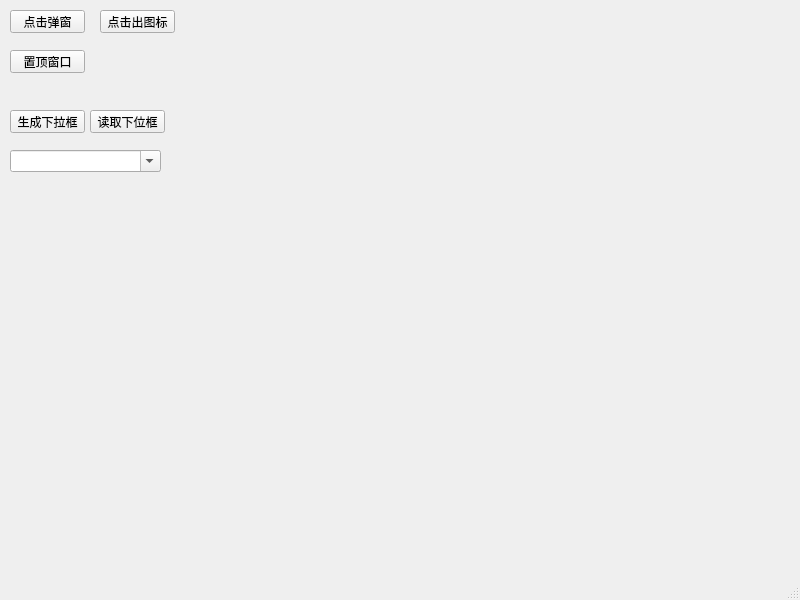
Above: mainWindow/mainwindow.ui from cststudio/QtDemo before the change. Below: the same form after it.
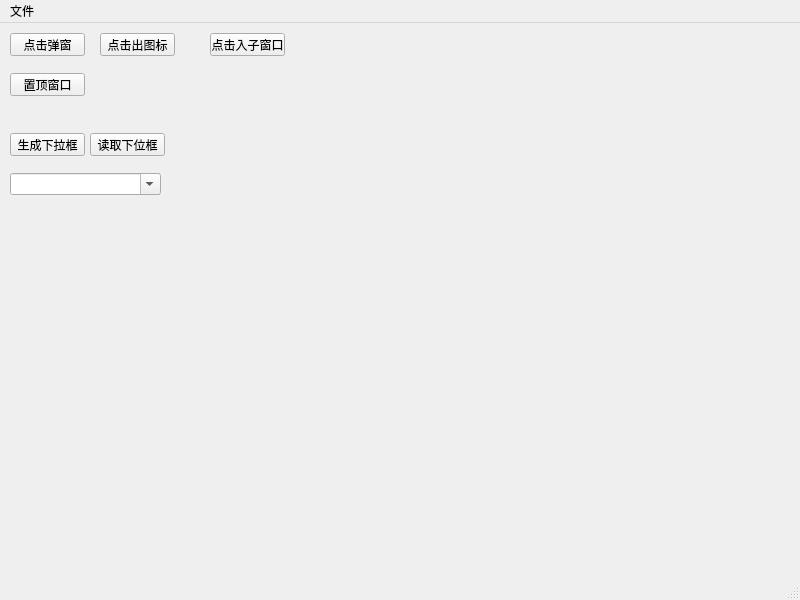
That is the form after the change.

Commit message:
添加子窗口的测试，信号及槽。主、子窗口隐藏与显示，信号函数参数传递。
添加底部状态栏功能。临时信息、调试信息、日期、版权、退出图标。

Patch:
```diff
--- a/mainWindow/mainwindow.ui
+++ b/mainWindow/mainwindow.ui
@@ -92,6 +92,19 @@
      <string>读取下位框</string>
     </property>
    </widget>
+   <widget class="QPushButton" name="pushButton_6">
+    <property name="geometry">
+     <rect>
+      <x>210</x>
+      <y>10</y>
+      <width>75</width>
+      <height>23</height>
+     </rect>
+    </property>
+    <property name="text">
+     <string>点击入子窗口</string>
+    </property>
+   </widget>
   </widget>
   <widget class="QMenuBar" name="menubar">
    <property name="geometry">
@@ -102,6 +115,13 @@
      <height>22</height>
     </rect>
    </property>
+   <widget class="QMenu" name="menu">
+    <property name="title">
+     <string>文件</string>
+    </property>
+    <addaction name="actionopen"/>
+   </widget>
+   <addaction name="menu"/>
   </widget>
   <widget class="QStatusBar" name="statusbar"/>
  </widget>
```
Left out of the diff: 5 changed lines with no effect on the pictures. The commit also changes 10 other files.
